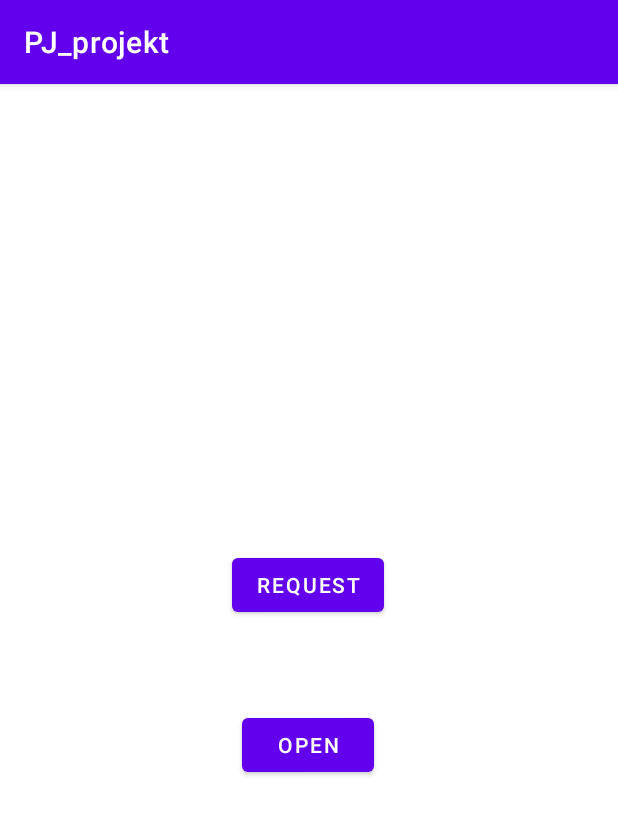
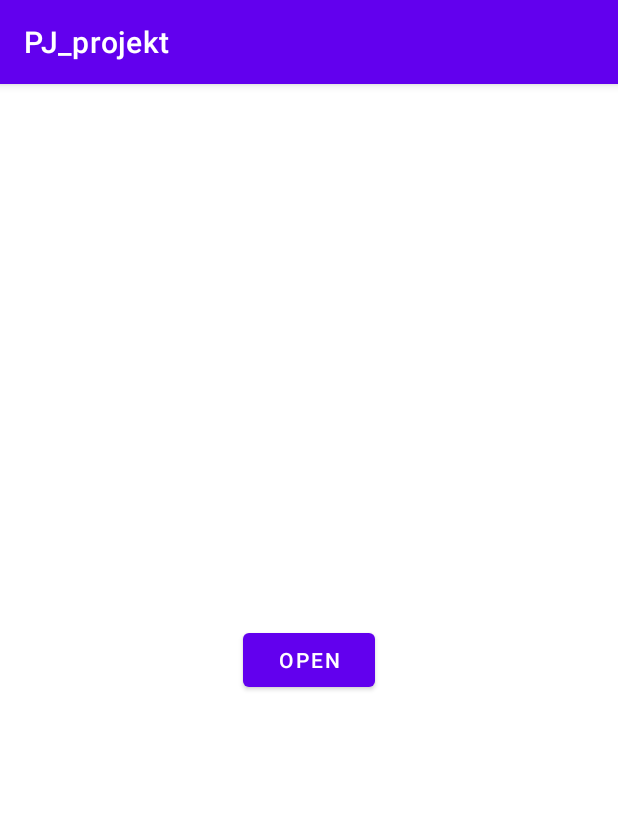
Before and after one commit to Predvsem-trivialno/Programski-jeziki, an Android app: the PlaySoundActivity screen opened directly, with no data from a screen before it, after a tap on "OPEN", on a phone screen of 412 x 824 dp. Shown: the top 815 px of the screen. Run offline under Robolectric (Android 15) with nearby library versions, the phone set to English and light mode, and no system bars; network calls fail.

Commit message:
Created a method that plays sounds from a created file, currently this fileName is always the same as the first unzipped file (the token in audio format). Removed make request button and moved method calls into makeHttpRequest, if the request is successful. Added a variable called boxId, prepared for input from the QR code.

```diff
--- a/app/src/main/java/com/example/pj_projekt/PlaySoundActivity.kt
+++ b/app/src/main/java/com/example/pj_projekt/PlaySoundActivity.kt
@@ -1,9 +1,11 @@
 package com.example.pj_projekt
 
 import android.media.MediaPlayer
+import android.net.Uri
 import android.os.Bundle
 import android.util.Base64
 import android.util.Log
+import android.widget.Toast
 import androidx.appcompat.app.AppCompatActivity
 import com.example.pj_projekt.databinding.ActivityPlaySoundBinding
 import com.google.gson.Gson
@@ -11,10 +13,8 @@ import okhttp3.*
 import okhttp3.MediaType.Companion.toMediaType
 import okhttp3.RequestBody.Companion.toRequestBody
 import org.json.JSONObject
-import java.io.File
 import java.io.FileInputStream
 import java.io.FileOutputStream
-import java.util.*
 import java.util.zip.ZipEntry
 import java.util.zip.ZipInputStream
 import kotlin.concurrent.thread
@@ -23,6 +23,8 @@ import kotlin.concurrent.thread
 class PlaySoundActivity : AppCompatActivity() {
     private lateinit var  binding: ActivityPlaySoundBinding
     private lateinit var data: JSONObject
+    private lateinit var fileName: String
+    private lateinit var boxId: String
 
     private fun generateZip() {
         val decodedBytes = Base64.decode(data.getString("data"),Base64.NO_WRAP)
@@ -37,6 +39,7 @@ class PlaySoundActivity : AppCompatActivity() {
         val zin = ZipInputStream(fin)
         var ze: ZipEntry?
         while (zin.nextEntry.also { ze = it } != null) {
+            fileName = filesDir.absolutePath+"/"+ze?.name
             val fos = FileOutputStream(filesDir.absolutePath+"/"+ze?.name)
             var c: Int = zin.read()
             while (c != -1) {
@@ -49,17 +52,19 @@ class PlaySoundActivity : AppCompatActivity() {
         zin.close()
     }
 
+    private fun playSound() {
+        val mp = MediaPlayer.create(this, Uri.parse(fileName))
+        Toast.makeText(applicationContext,"Playing opening sound for box $boxId",Toast.LENGTH_SHORT).show()
+        mp.start()
+    }
+
     override fun onCreate(savedInstanceState: Bundle?) {
         super.onCreate(savedInstanceState)
+        boxId = "352"
         binding = ActivityPlaySoundBinding.inflate(layoutInflater)
         setContentView(binding.root)
 
-        val mp = MediaPlayer.create(this, R.raw.testeffect)
         binding.openButton.setOnClickListener {
-            mp.start()
-        }
-
-        binding.requestButton.setOnClickListener{
             makeHttpRequest()
         }
     }
@@ -69,7 +74,7 @@ class PlaySoundActivity : AppCompatActivity() {
     private fun makeHttpRequest() {
         thread(start = true) {
             val client = OkHttpClient()
-            val jsonParams = Gson().toJson(parameters("352", 2))
+            val jsonParams = Gson().toJson(parameters(boxId, 2))
             val mediaType = "application/json; charset=utf-8".toMediaType()
             val formBody = jsonParams.toRequestBody(mediaType)
 
@@ -77,7 +82,7 @@ class PlaySoundActivity : AppCompatActivity() {
 
             val request = Request.Builder()
                 .url("https://api-ms-stage.direct4.me/sandbox/v1/Access/openbox")
-                .addHeader("Authorization", "Bearer " + token)
+                .addHeader("Authorization", "Bearer $token")
                 .post(formBody)
                 .build()
 
@@ -85,10 +90,15 @@ class PlaySoundActivity : AppCompatActivity() {
 
             if (!response.isSuccessful) {
                 Log.i("Response code: ", response.code.toString())
+                Toast.makeText(applicationContext,"An error occurred during communication.",Toast.LENGTH_SHORT).show()
             }
             else {
                 Log.i("Response code: ", response.code.toString())
                 data = JSONObject(response.body?.string()!!)
+                generateZip()
+                extractZip()
+                playSound()
+
             }
         }
     }
--- a/app/src/main/res/layout/activity_play_sound.xml
+++ b/app/src/main/res/layout/activity_play_sound.xml
@@ -13,20 +13,7 @@
         android:text="@string/openButtonText"
         app:layout_constraintBottom_toBottomOf="parent"
         app:layout_constraintEnd_toEndOf="parent"
-        app:layout_constraintHorizontal_bias="0.498"
         app:layout_constraintStart_toStartOf="parent"
-        app:layout_constraintTop_toTopOf="parent"
-        app:layout_constraintVertical_bias="0.579" />
+        app:layout_constraintTop_toTopOf="parent" />
 
-    <Button
-        android:id="@+id/requestButton"
-        android:layout_width="wrap_content"
-        android:layout_height="wrap_content"
-        android:text="Request"
-        app:layout_constraintBottom_toTopOf="@+id/openButton"
-        app:layout_constraintEnd_toEndOf="parent"
-        app:layout_constraintHorizontal_bias="0.498"
-        app:layout_constraintStart_toStartOf="parent"
-        app:layout_constraintTop_toTopOf="parent"
-        app:layout_constraintVertical_bias="0.841" />
 </androidx.constraintlayout.widget.ConstraintLayout>
```
